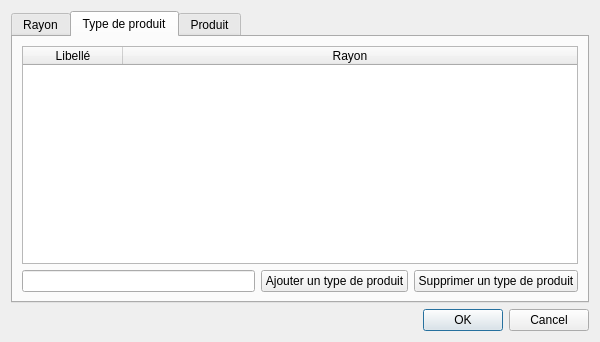
The window that BackOffice_NewWorld_Gestionnaire/dialoggestionmagasin.ui (ThibaultN/Back-Office-New-World) describes before a commit, drawn with Qt 5.
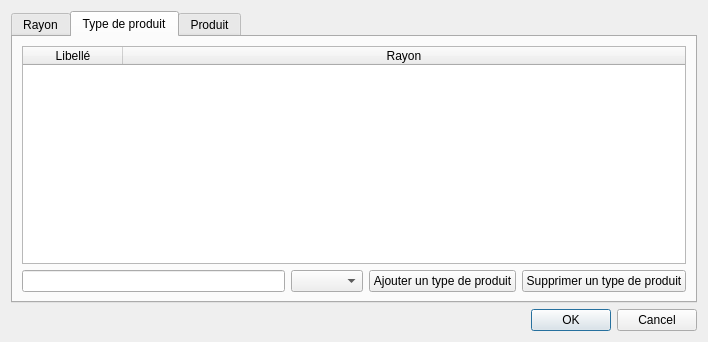
The same window after the commit. The open tabs and pages were chosen to show the change.

```diff
--- a/BackOffice_NewWorld_Gestionnaire/dialoggestionmagasin.ui
+++ b/BackOffice_NewWorld_Gestionnaire/dialoggestionmagasin.ui
@@ -6,7 +6,7 @@
    <rect>
     <x>0</x>
     <y>0</y>
-    <width>600</width>
+    <width>708</width>
     <height>342</height>
    </rect>
   </property>
@@ -109,7 +109,7 @@
       <attribute name="title">
        <string>Type de produit</string>
       </attribute>
-      <layout class="QGridLayout" name="gridLayout_3">
+      <layout class="QGridLayout" name="gridLayout_5">
        <item row="0" column="0">
         <widget class="QTableWidget" name="tableWidgetTypeProduit">
          <attribute name="horizontalHeaderStretchLastSection">
@@ -128,18 +128,21 @@
         </widget>
        </item>
        <item row="1" column="0">
-        <layout class="QHBoxLayout" name="horizontalLayout_2">
-         <item>
+        <layout class="QGridLayout" name="gridLayout_3">
+         <item row="0" column="0">
           <widget class="QLineEdit" name="lineEditAjoutTypeProduit"/>
          </item>
-         <item>
+         <item row="0" column="1">
+          <widget class="QComboBox" name="comboBoxTypeRayon"/>
+         </item>
+         <item row="0" column="2">
           <widget class="QPushButton" name="pushButtonAjoutTypeProduit">
            <property name="text">
             <string>Ajouter un type de produit</string>
            </property>
           </widget>
          </item>
-         <item>
+         <item row="0" column="3">
           <widget class="QPushButton" name="pushButtonSupprTypeProduit">
            <property name="text">
             <string>Supprimer un type de produit</string>
```
Left out of the diff: 4 changed lines with no effect on the pictures.
